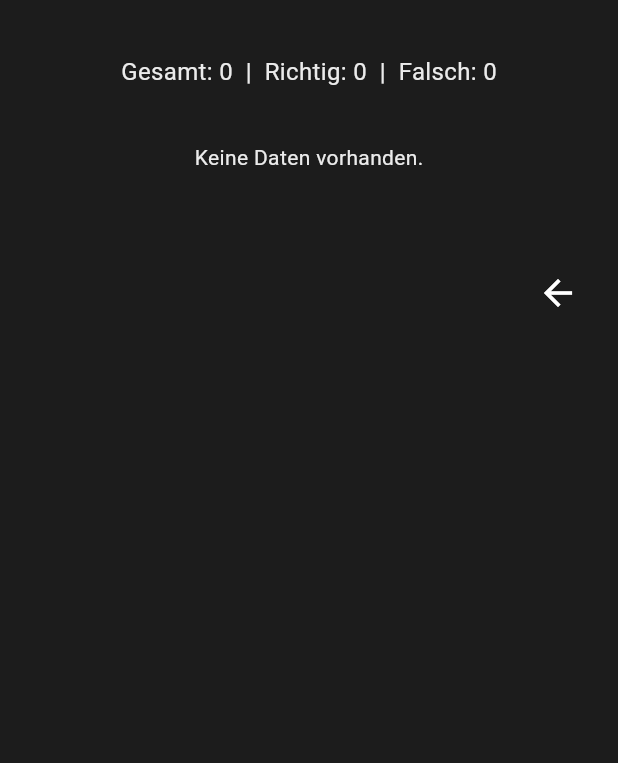
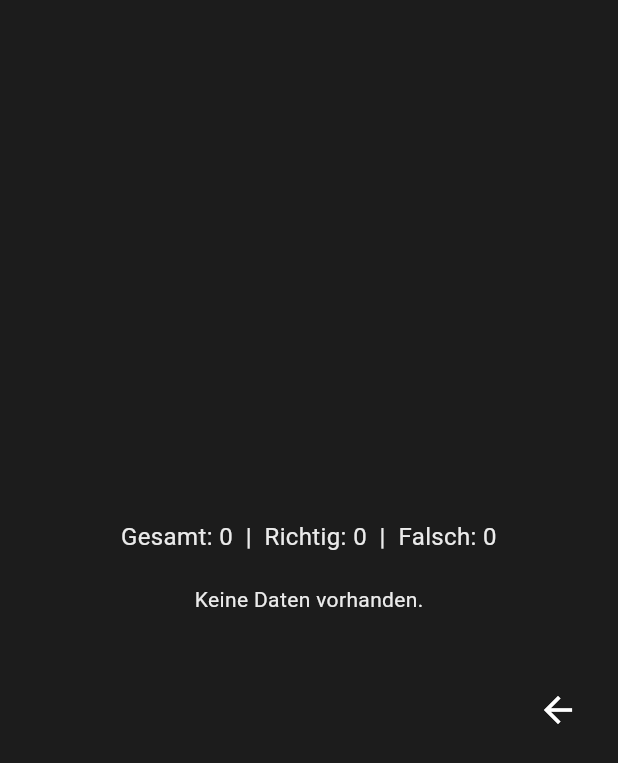
Before and after one commit to danielmilosic/Junbi_app, a Flutter app: the StatisticsPage screen opened directly, on a phone screen of 412 x 824 dp. Shown: the top 763 px of the screen. Run offline on Flutter 3.47's test engine with Material 3 defaults, Android fonts, the phone set to English and light mode, and no system bars; our stand-ins replace audioplayers, fl_chart, shared_preferences; missing offline and left inert: mailer; accounts and stored records are empty.

Commit message:
fixed statistics centering

```diff
--- a/lib/statistics_page.dart
+++ b/lib/statistics_page.dart
@@ -83,34 +83,27 @@ class _StatisticsPageState extends State<StatisticsPage> {
 
 @override
 Widget build(BuildContext context) {
-    return Center(
-      child: Scaffold(
+  return Scaffold(
     body: isLoading
         ? const Center(child: CircularProgressIndicator())
-            : Padding(
+        : Center(  // ✅ Move Center here
+            child: Padding(
               padding: const EdgeInsets.all(16.0),
               child: SingleChildScrollView(
                 child: Column(
-                    crossAxisAlignment: CrossAxisAlignment.stretch,
+                  mainAxisAlignment: MainAxisAlignment.center, // ✅ centers vertically
+                  crossAxisAlignment: CrossAxisAlignment.center, // ✅ centers horizontally
                   children: [
                     const SizedBox(height: 20),
-                      Center(
-                        child: Text(
+                    Text(
                       'Gesamt: $totalAnswers  |  Richtig: $correctAnswers  |  Falsch: $incorrectAnswers',
                       style: const TextStyle(fontSize: 16),
+                      textAlign: TextAlign.center,
                     ),
-                      ),
-                      Padding(
-                        padding: const EdgeInsets.all(8.0),
-                        child: const SizedBox(height: 20),
-                      ),
+                    const SizedBox(height: 20),
                     _buildPieChart(),
-                      Padding(
-                        padding: const EdgeInsets.all(8.0),
-                        child: const SizedBox(height: 40),
-                      ),
+                    const SizedBox(height: 40),
                     _buildBarChart(),
-
                     Align(
                       alignment: Alignment.bottomRight,
                       child: IconButton(
```
Lines whose indentation alone changed are shown as unchanged.
